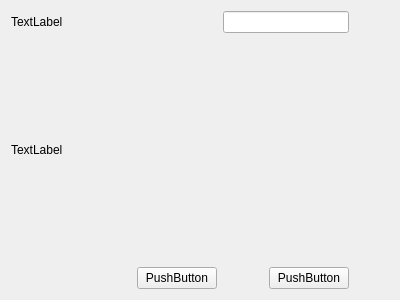
The window that FactoryDefaultWidget.ui (wruwami/TPCAM-M30) describes before a commit, drawn with Qt 5.
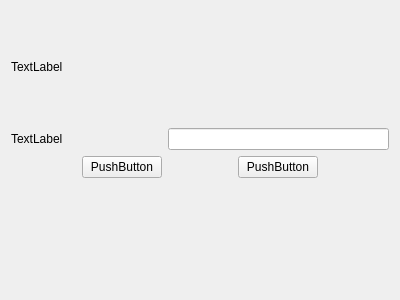
The same window after the commit. Custom widgets are drawn as their Qt base class.

```diff
--- a/FactoryDefaultWidget.ui
+++ b/FactoryDefaultWidget.ui
@@ -15,39 +15,22 @@
   </property>
   <layout class="QGridLayout" name="gridLayout_2">
    <item row="0" column="0">
-    <layout class="QGridLayout" name="gridLayout" columnstretch="1,0,0,0,0">
-     <item row="2" column="0">
-      <widget class="CustomLabel" name="factoryDefaultLabel">
-       <property name="text">
-        <string>TextLabel</string>
-       </property>
-      </widget>
-     </item>
-     <item row="1" column="2" colspan="2">
-      <widget class="CustomLineEdit" name="lineEdit"/>
-     </item>
-     <item row="1" column="0" colspan="2">
-      <widget class="CustomLabel" name="pwLabel">
-       <property name="text">
-        <string>TextLabel</string>
-       </property>
-      </widget>
-     </item>
-     <item row="3" column="3">
+    <layout class="QGridLayout" name="gridLayout" rowstretch="1,1,1,1" columnstretch="1,1,1,1,1">
+     <item row="2" column="3">
       <widget class="CustomPushButton" name="cancelPushButton">
        <property name="text">
         <string>PushButton</string>
        </property>
       </widget>
      </item>
-     <item row="3" column="1">
+     <item row="2" column="1">
       <widget class="CustomPushButton" name="okPushButton">
        <property name="text">
         <string>PushButton</string>
        </property>
       </widget>
      </item>
-     <item row="3" column="2">
+     <item row="2" column="2">
       <spacer name="horizontalSpacer">
        <property name="orientation">
         <enum>Qt::Horizontal</enum>
@@ -60,7 +43,7 @@
        </property>
       </spacer>
      </item>
-     <item row="3" column="0">
+     <item row="2" column="0">
       <spacer name="horizontalSpacer_3">
        <property name="orientation">
         <enum>Qt::Horizontal</enum>
@@ -73,7 +56,7 @@
        </property>
       </spacer>
      </item>
-     <item row="3" column="4">
+     <item row="2" column="4">
       <spacer name="horizontalSpacer_2">
        <property name="orientation">
         <enum>Qt::Horizontal</enum>
@@ -86,6 +69,23 @@
        </property>
       </spacer>
      </item>
+     <item row="1" column="2" colspan="3">
+      <widget class="CustomLineEdit" name="lineEdit"/>
+     </item>
+     <item row="1" column="0" colspan="2">
+      <widget class="CustomLabel" name="pwLabel">
+       <property name="text">
+        <string>TextLabel</string>
+       </property>
+      </widget>
+     </item>
+     <item row="0" column="0" colspan="5">
+      <widget class="CustomLabel" name="factoryDefaultLabel">
+       <property name="text">
+        <string>TextLabel</string>
+       </property>
+      </widget>
+     </item>
     </layout>
    </item>
   </layout>
```
Left out of the diff: 2 changed lines with no effect on the pictures.
